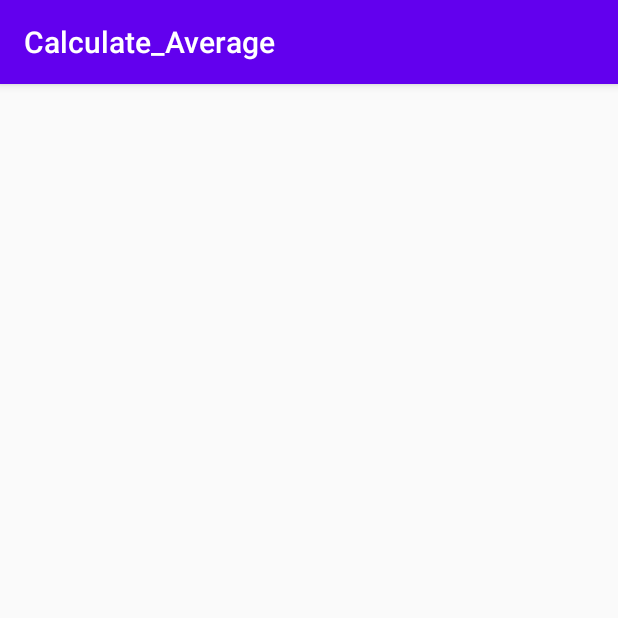
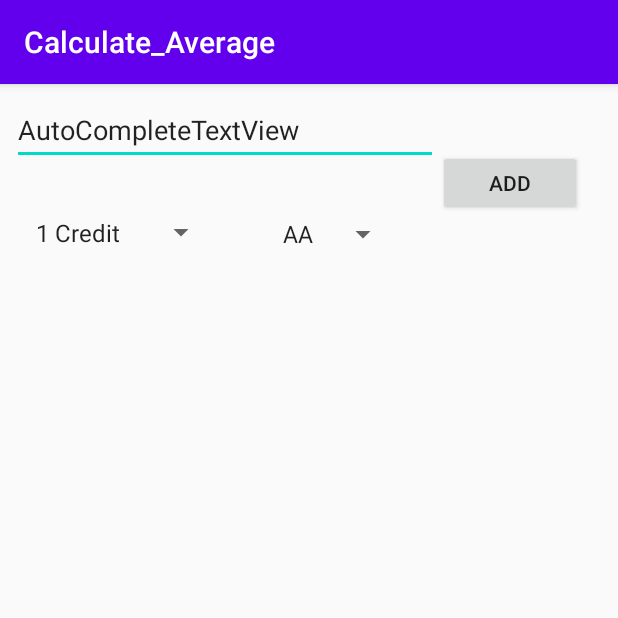
Before and after one commit to serhatzengin/Calculate_Average, an Android app: the screen it shows after launch (MainActivity), on a phone screen of 412 x 824 dp, the top half of it. Run offline under Robolectric (Android 15) with nearby library versions, the phone set to English and light mode, and no system bars.

Commit message:
Arayüz Yapıldı
Arayüz Yapıldı

```diff
--- a/app/src/main/res/layout/activity_main.xml
+++ b/app/src/main/res/layout/activity_main.xml
@@ -7,5 +7,50 @@
     android:orientation="vertical"
     tools:context=".MainActivity">
 
+    <android.support.constraint.ConstraintLayout
+        android:layout_width="match_parent"
+        android:layout_height="300dp">
+
+
+        <Button
+            android:id="@+id/btn_New_Lesson"
+            android:layout_width="96dp"
+            android:layout_height="44dp"
+            android:layout_marginTop="44dp"
+            android:layout_marginEnd="24dp"
+            android:text="Add"
+            app:layout_constraintEnd_toEndOf="parent"
+            app:layout_constraintTop_toTopOf="parent" />
+
+        <AutoCompleteTextView
+            android:id="@+id/et_Lesson_Name"
+            android:layout_width="0dp"
+            android:layout_height="46dp"
+            android:layout_marginStart="8dp"
+            android:layout_marginTop="8dp"
+            android:text="AutoCompleteTextView"
+            app:layout_constraintEnd_toStartOf="@+id/btn_New_Lesson"
+            app:layout_constraintStart_toStartOf="parent"
+            app:layout_constraintTop_toTopOf="parent" />
+
+        <Spinner
+            android:id="@+id/spn_Credit"
+            android:layout_width="0dp"
+            android:layout_height="42dp"
+            android:layout_marginStart="16dp"
+            android:entries="@array/credit"
+            android:layout_marginTop="24dp"
+            app:layout_constraintStart_toStartOf="parent"
+            app:layout_constraintTop_toBottomOf="@+id/et_Lesson_Name" />
+
+        <Spinner
+            android:id="@+id/spn_Grade"
+            android:layout_width="0dp"
+            android:layout_height="44dp"
+            android:layout_marginStart="36dp"
+            android:entries="@array/all_Notes"
+            app:layout_constraintStart_toEndOf="@+id/spn_Credit"
+            app:layout_constraintTop_toTopOf="@+id/spn_Credit" />
+    </android.support.constraint.ConstraintLayout>
 
 </LinearLayout>
--- /dev/null
+++ b/app/src/main/res/values/array.xml
@@ -0,0 +1,31 @@
+<?xml version="1.0" encoding="utf-8"?>
+<resources>
+
+    <string-array name="all_Notes">
+
+        <item>AA</item>
+        <item>BA</item>
+        <item>BB</item>
+        <item>CB</item>
+        <item>CC</item>
+        <item>DC</item>
+        <item>DD</item>
+        <item>DF</item>
+        <item>FF</item>
+    </string-array>
+
+    <string-array name="credit">
+        <item>1 Credit</item>
+        <item>2 Credit</item>
+        <item>3 Credit</item>
+        <item>4 Credit</item>
+        <item>5 Credit</item>
+        <item>6 Credit</item>
+        <item>7 Credit</item>
+        <item>8 Credit</item>
+        <item>9 Credit</item>
+        <item>10 Credit</item>
+
+    </string-array>
+
+</resources>
```
